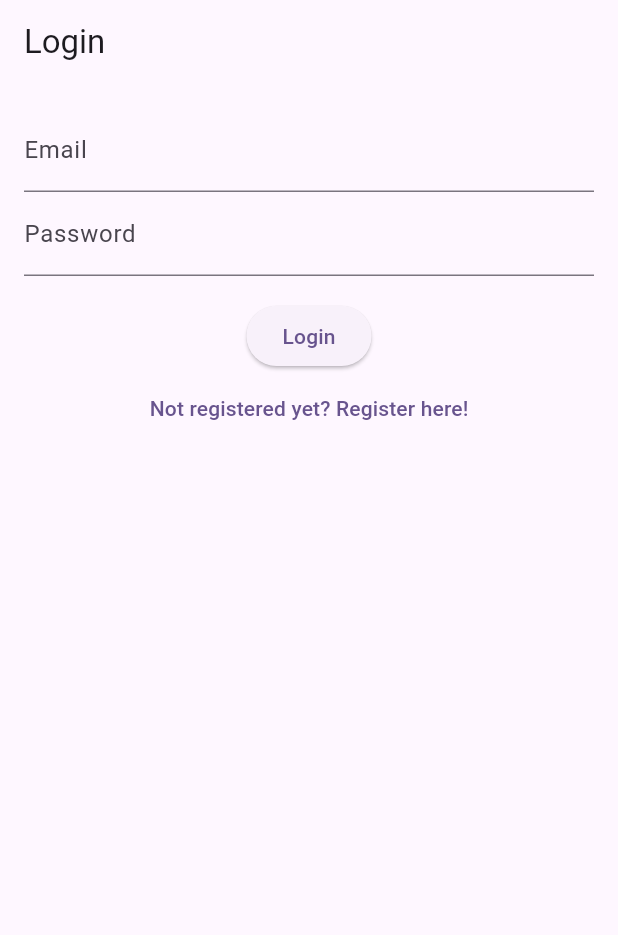
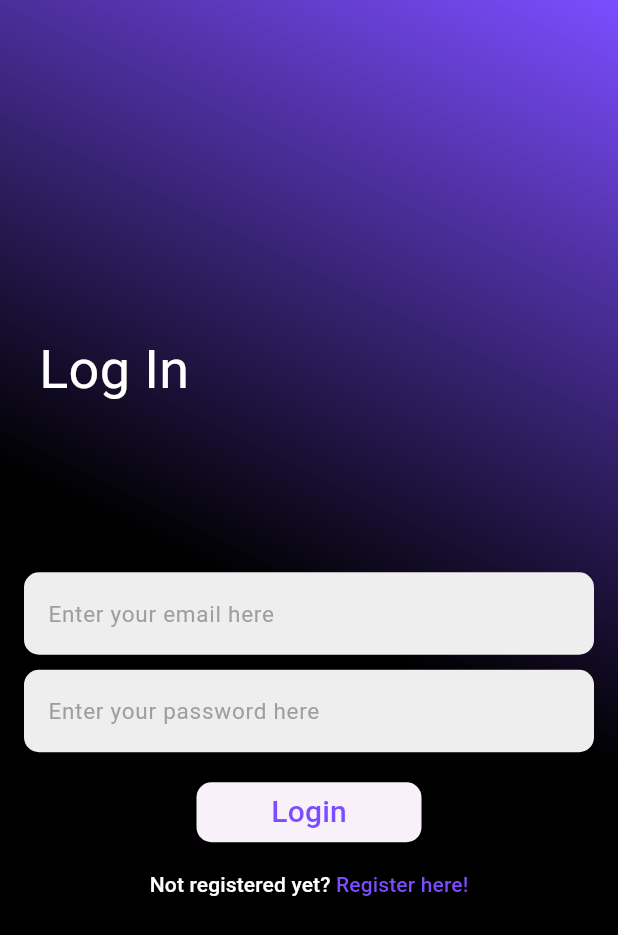
Before and after one commit to naiemmlbd/MyNotes-Flutter-App, a Flutter app: the screen it shows after launch, on a phone screen of 412 x 824 dp. Shown: the top 935 px of the screen. Run offline on Flutter 3.47's test engine with Material 2 defaults, Android fonts, the phone set to English and light mode, and no system bars; our stand-ins replace bloc, equatable, firebase_auth, firebase_core, flutter_bloc, share_plus and 1 more; accounts and stored records are empty.

Commit message:
feat: Update login UI

```diff
--- a/lib/views/login_view.dart
+++ b/lib/views/login_view.dart
@@ -57,19 +57,59 @@ class _LoginViewState extends State<LoginView> {
         }
       },
       child: Scaffold(
-        appBar: AppBar(title: const Text('Login')),
-        body: Padding(
+        body: Container(
+          decoration: const BoxDecoration(
+            gradient: LinearGradient(
+              begin: Alignment.topRight,
+              end: Alignment.center,
+              colors: [
+                Colors.deepPurpleAccent,
+                Colors.black,
+              ],
+            ),
+          ),
+          child: Padding(
             padding: const EdgeInsets.all(16.0),
             child: Form(
               key: _formKey,
               child: Column(
+                mainAxisAlignment: MainAxisAlignment.center,
                 children: [
-                TextFormField(
+                  const Align(
+                    alignment: Alignment.centerLeft,
+                    child: Padding(
+                      padding: EdgeInsets.all(10.0),
+                      child: Text(
+                        'Log In',
+                        style: TextStyle(fontSize: 36, color: Colors.white),
+                      ),
+                    ),
+                  ),
+                  const SizedBox(height: 100),
+                  SizedBox(
+                    height: 55,
+                    width: double.infinity,
+                    child: TextFormField(
                       controller: emailController,
                       keyboardType: TextInputType.emailAddress,
-                  decoration: const InputDecoration(
-                    labelText: 'Email',
+                      decoration: InputDecoration(
+                        filled: true,
+                        fillColor: Colors.grey[200],
                         hintText: 'Enter your email here',
+                        hintStyle: const TextStyle(
+                          fontSize: 15,
+                          color: Colors.grey,
+                        ),
+                        enabledBorder: OutlineInputBorder(
+                          borderRadius: BorderRadius.circular(10.0),
+                          borderSide:
+                              const BorderSide(color: Colors.transparent),
+                        ),
+                        focusedBorder: OutlineInputBorder(
+                          borderRadius: BorderRadius.circular(10.0),
+                          borderSide:
+                              const BorderSide(color: Colors.transparent),
+                        ),
                       ),
                       validator: (value) {
                         if (value == null || value.isEmpty) {
@@ -78,12 +118,32 @@ class _LoginViewState extends State<LoginView> {
                         return null;
                       },
                     ),
-                TextFormField(
+                  ),
+                  const SizedBox(height: 10),
+                  SizedBox(
+                    height: 55,
+                    width: double.infinity,
+                    child: TextFormField(
                       controller: passwordController,
                       obscureText: true,
-                  decoration: const InputDecoration(
-                    labelText: 'Password',
+                      decoration: InputDecoration(
+                        filled: true,
+                        fillColor: Colors.grey[200],
                         hintText: 'Enter your password here',
+                        hintStyle: const TextStyle(
+                          fontSize: 15,
+                          color: Colors.grey,
+                        ),
+                        enabledBorder: OutlineInputBorder(
+                          borderRadius: BorderRadius.circular(10.0),
+                          borderSide:
+                              const BorderSide(color: Colors.transparent),
+                        ),
+                        focusedBorder: OutlineInputBorder(
+                          borderRadius: BorderRadius.circular(10.0),
+                          borderSide:
+                              const BorderSide(color: Colors.transparent),
+                        ),
                       ),
                       validator: (value) {
                         if (value == null || value.isEmpty) {
@@ -92,6 +152,7 @@ class _LoginViewState extends State<LoginView> {
                         return null;
                       },
                     ),
+                  ),
                   const SizedBox(height: 16),
                   ElevatedButton(
                     onPressed: () {
@@ -99,7 +160,20 @@ class _LoginViewState extends State<LoginView> {
                         _login(context);
                       }
                     },
-                  child: const Text('Login'),
+                    style: ButtonStyle(
+                      shape: MaterialStateProperty.all<RoundedRectangleBorder>(
+                        RoundedRectangleBorder(
+                          borderRadius: BorderRadius.circular(10.0),
+                        ),
+                      ),
+                      minimumSize:
+                          MaterialStateProperty.all(const Size(150.0, 40.0)),
+                    ),
+                    child: const Text(
+                      'Login',
+                      style: TextStyle(
+                          fontSize: 20, color: Colors.deepPurpleAccent),
+                    ),
                   ),
                   TextButton(
                     onPressed: () {
@@ -107,9 +181,20 @@ class _LoginViewState extends State<LoginView> {
                           .read<AuthBloc>()
                           .add(const AuthEventShouldRegister());
                     },
-                  child: const Text('Not registered yet? Register here!'),
+                    child: const Row(
+                      mainAxisAlignment: MainAxisAlignment.center,
+                      children: [
+                        Text('Not registered yet?',
+                            style: TextStyle(color: Colors.white)),
+                        Text(
+                          ' Register here!',
+                          style: TextStyle(color: Colors.deepPurpleAccent),
                         ),
                       ],
+                    ),
+                  ),
+                ],
+              ),
             ),
           ),
         ),
```
Lines whose indentation alone changed are shown as unchanged.
